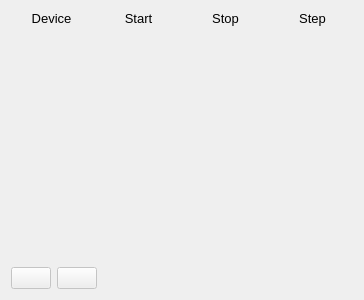
uetke/UUPharosController, file pharos/view/GUI/QtCreator/scan_config.ui: the form before one commit.
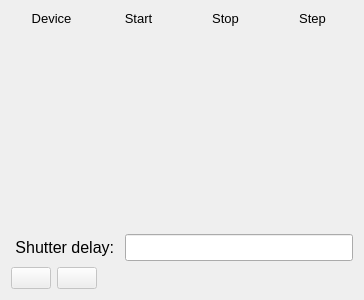
The form after the commit. Icons and pictures are not drawn.

Commit message: Added shutter delay to the GUI

What changed in the file:
```diff
--- a/pharos/view/GUI/QtCreator/scan_config.ui
+++ b/pharos/view/GUI/QtCreator/scan_config.ui
@@ -95,6 +95,31 @@
      </property>
     </spacer>
    </item>
+   <item>
+    <layout class="QHBoxLayout" name="horizontalLayout_3">
+     <item>
+      <widget class="QLabel" name="label_5">
+       <property name="font">
+        <font>
+         <pointsize>12</pointsize>
+        </font>
+       </property>
+       <property name="text">
+        <string> Shutter delay: </string>
+       </property>
+      </widget>
+     </item>
+     <item>
+      <widget class="QLineEdit" name="delay">
+       <property name="font">
+        <font>
+         <pointsize>12</pointsize>
+        </font>
+       </property>
+      </widget>
+     </item>
+    </layout>
+   </item>
    <item>
     <layout class="QHBoxLayout" name="horizontalLayout_2">
      <item>
```
The commit also changes 4 other files.
